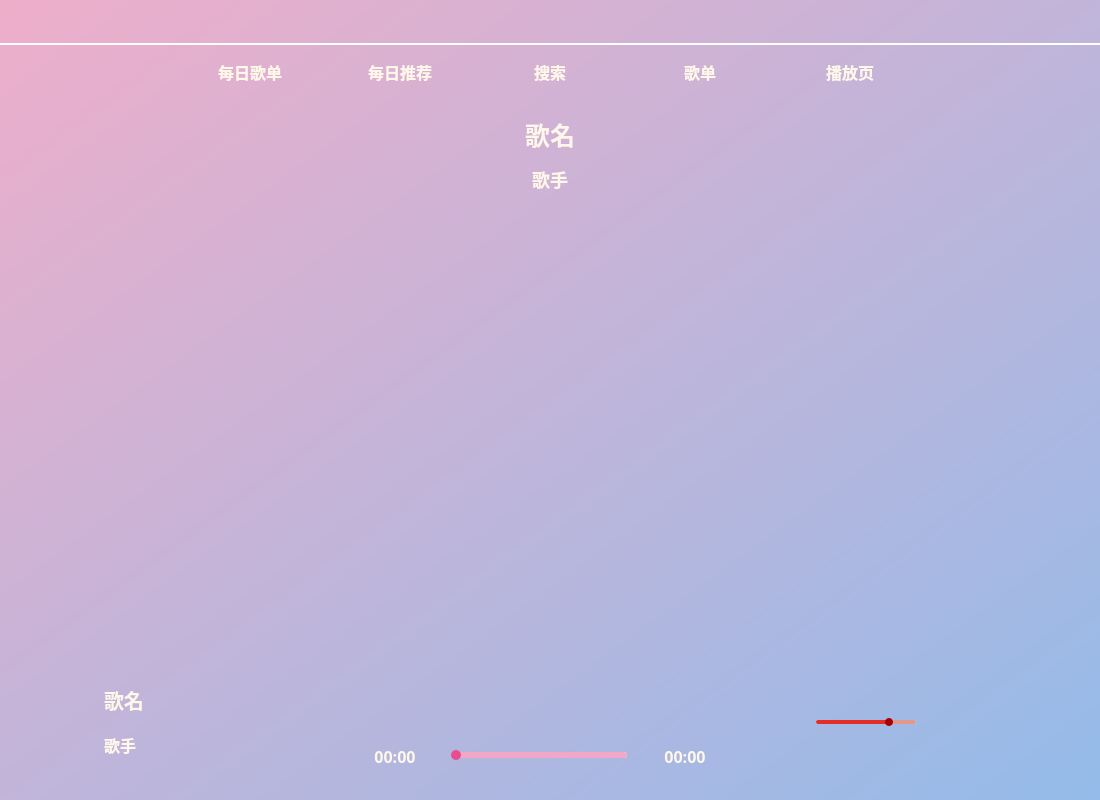
Qt form PySide_UI/ui/main_v2.ui (chisteryg/CPlayer) before a commit.
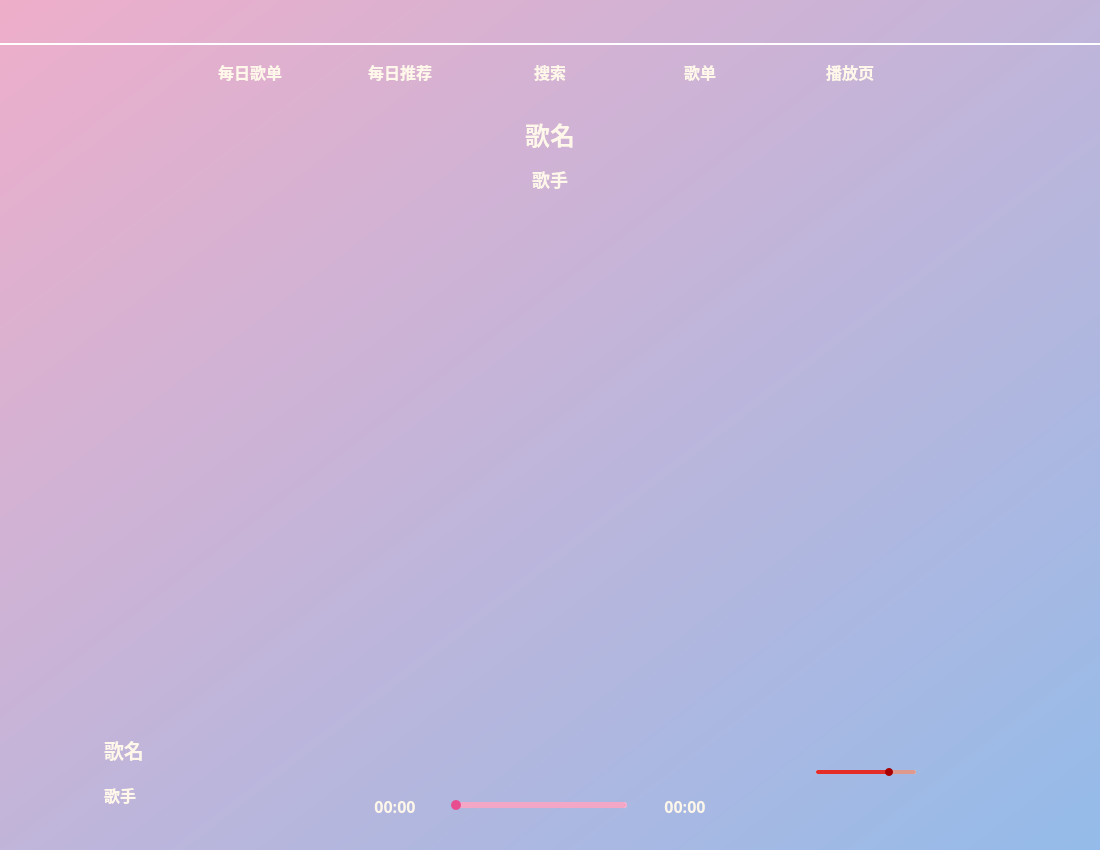
The same form after that commit. Icons and pictures are not drawn. Custom widgets are drawn as their Qt base class.

Diff of the .ui file:
```diff
--- a/PySide_UI/ui/main_v2.ui
+++ b/PySide_UI/ui/main_v2.ui
@@ -7,13 +7,13 @@
     <x>0</x>
     <y>0</y>
     <width>1100</width>
-    <height>800</height>
+    <height>850</height>
    </rect>
   </property>
   <property name="minimumSize">
    <size>
     <width>1100</width>
-    <height>800</height>
+    <height>850</height>
    </size>
   </property>
   <property name="windowTitle">
@@ -793,7 +793,7 @@
             <x>0</x>
             <y>0</y>
             <width>1060</width>
-            <height>338</height>
+            <height>388</height>
            </rect>
           </property>
           <layout class="QVBoxLayout" name="verticalLayout_12">
```
